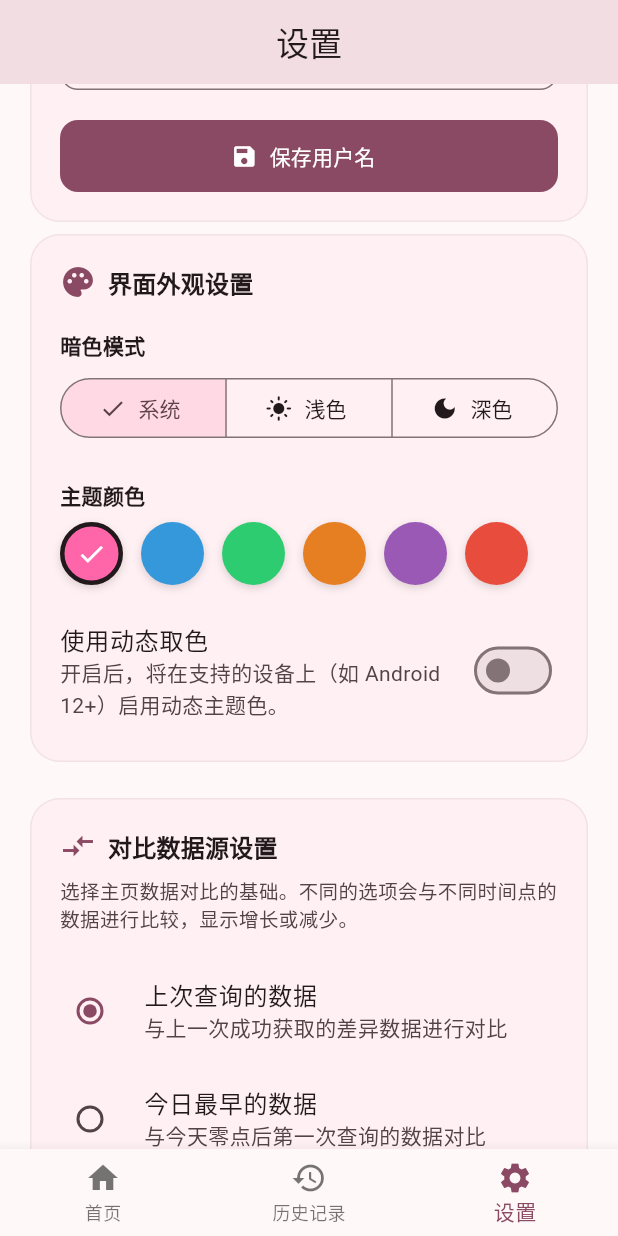
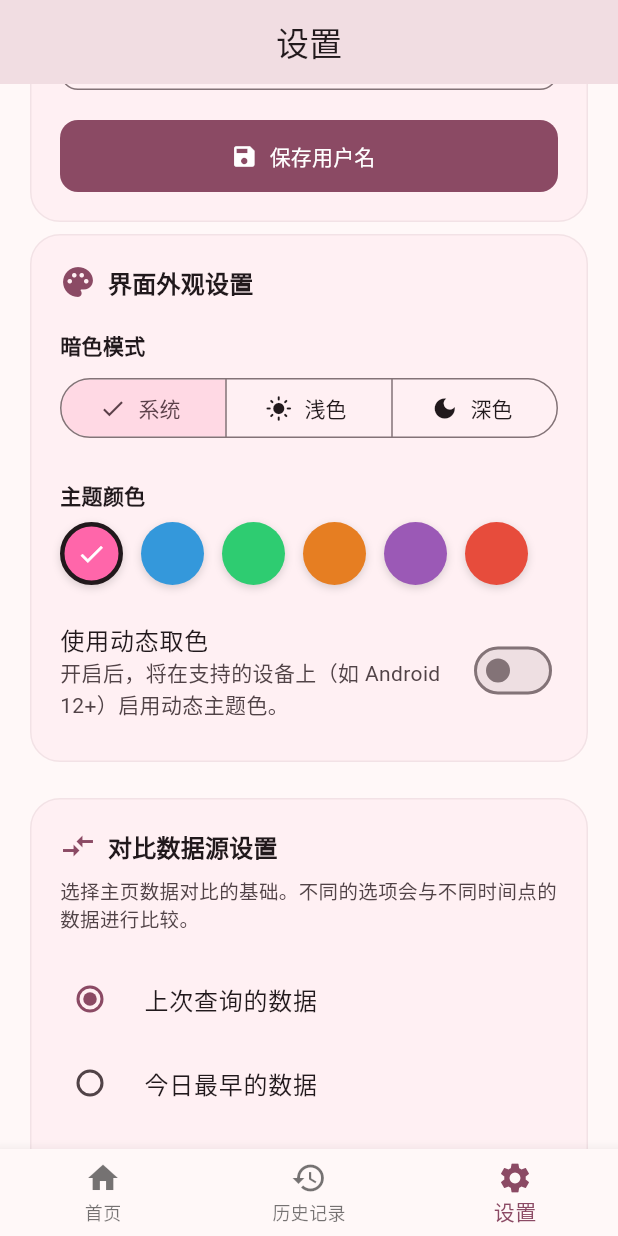
Before and after one commit to sp2dev/osuStatsFlutter, a Flutter app: the screen it shows after launch, item 3 of the bottom bar chosen, scrolled down 576 dp, on a phone screen of 412 x 824 dp. Run offline on Flutter 3.47's test engine with Material 3 defaults, Android fonts, the phone set to English and light mode, and no system bars; drawn by our look-alikes of dynamic_color; our stand-ins replace shared_preferences, sqflite, sqflite_common_ffi; accounts and stored records are empty.

Commit message:
当选择 今日最早的数据/昨日最后的数据 都找不到时，自动回退到上次记录的数据进行比对

```diff
--- a/lib/pages/profile_page.dart
+++ b/lib/pages/profile_page.dart
@@ -444,7 +444,7 @@ class _ProfilePageState extends State<ProfilePage> {
                           ),
                           const SizedBox(height: 8),
                           Text(
-                            "选择主页数据对比的基础。不同的选项会与不同时间点的数据进行比较，显示增长或减少。",
+                            "选择主页数据对比的基础。不同的选项会与不同时间点的数据进行比较。",
                             style: TextStyle(
                               fontSize: 13,
                               color: Theme.of(context).colorScheme.onSurfaceVariant,
@@ -460,19 +460,16 @@ class _ProfilePageState extends State<ProfilePage> {
                               children: [
                                 RadioListTile<CompareTarget>(
                                   title: const Text('上次查询的数据'),
-                                  subtitle: const Text('与上一次成功获取的差异数据进行对比'),
                                   value: CompareTarget.lastQuery,
                                   contentPadding: EdgeInsets.zero,
                                 ),
                                 RadioListTile<CompareTarget>(
                                   title: const Text('今日最早的数据'),
-                                  subtitle: const Text('与今天零点后第一次查询的数据对比'),
                                   value: CompareTarget.todayEarliest,
                                   contentPadding: EdgeInsets.zero,
                                 ),
                                 RadioListTile<CompareTarget>(
-                                  title: const Text('昨日最晚的数据'),
-                                  subtitle: const Text('与昨天最后一次查询的数据对比'),
+                                  title: const Text('昨日最后的数据'),
                                   value: CompareTarget.yesterdayLatest,
                                   contentPadding: EdgeInsets.zero,
                                 ),
```
Also changed, not shown: lib/pages/main_page.dart (+15 -1 lines).
